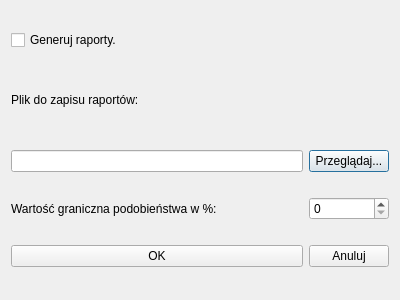
Before: the Qt Designer form fuzzyoptionsdialog.ui in benkopolis/conflict-resolver, drawn with Qt 5.
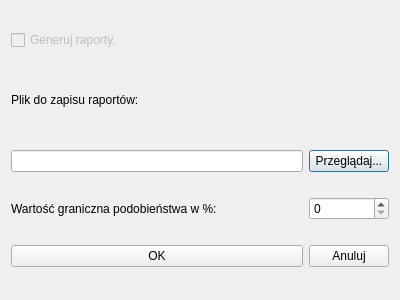
After: the same form once the commit is applied.

Diff of the .ui file:
```diff
--- a/fuzzyoptionsdialog.ui
+++ b/fuzzyoptionsdialog.ui
@@ -16,6 +16,9 @@
   <layout class="QGridLayout" name="gridLayout">
    <item row="0" column="0">
     <widget class="QCheckBox" name="_generate">
+     <property name="enabled">
+      <bool>false</bool>
+     </property>
      <property name="text">
       <string>Generuj raporty.</string>
      </property>
```
